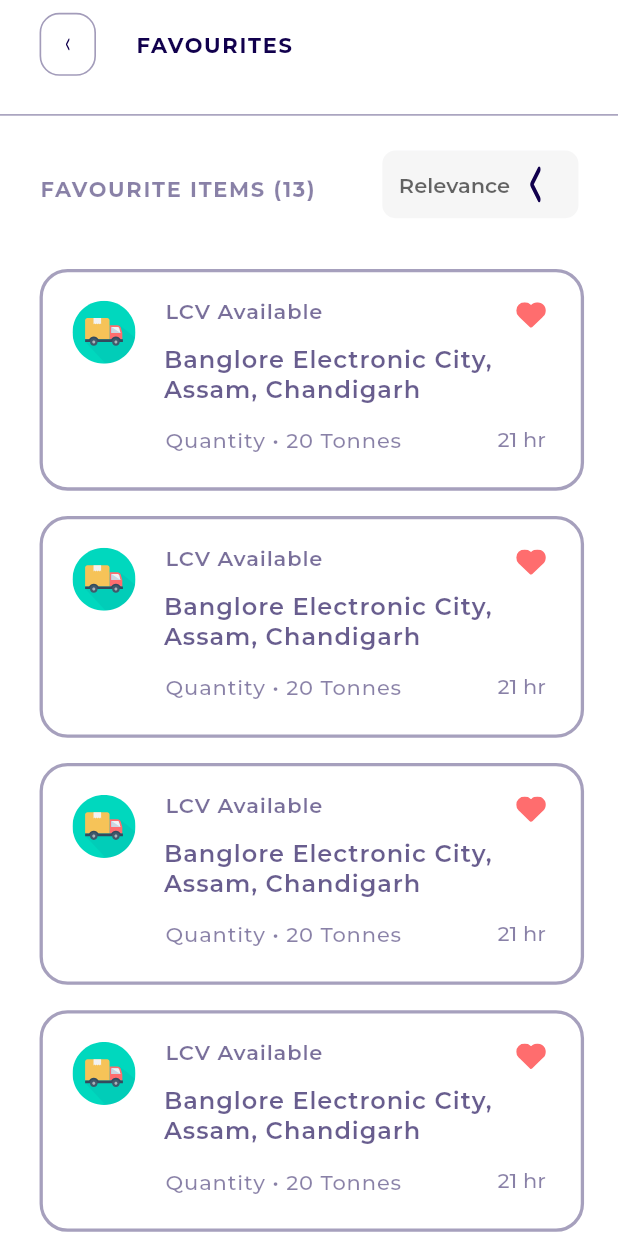
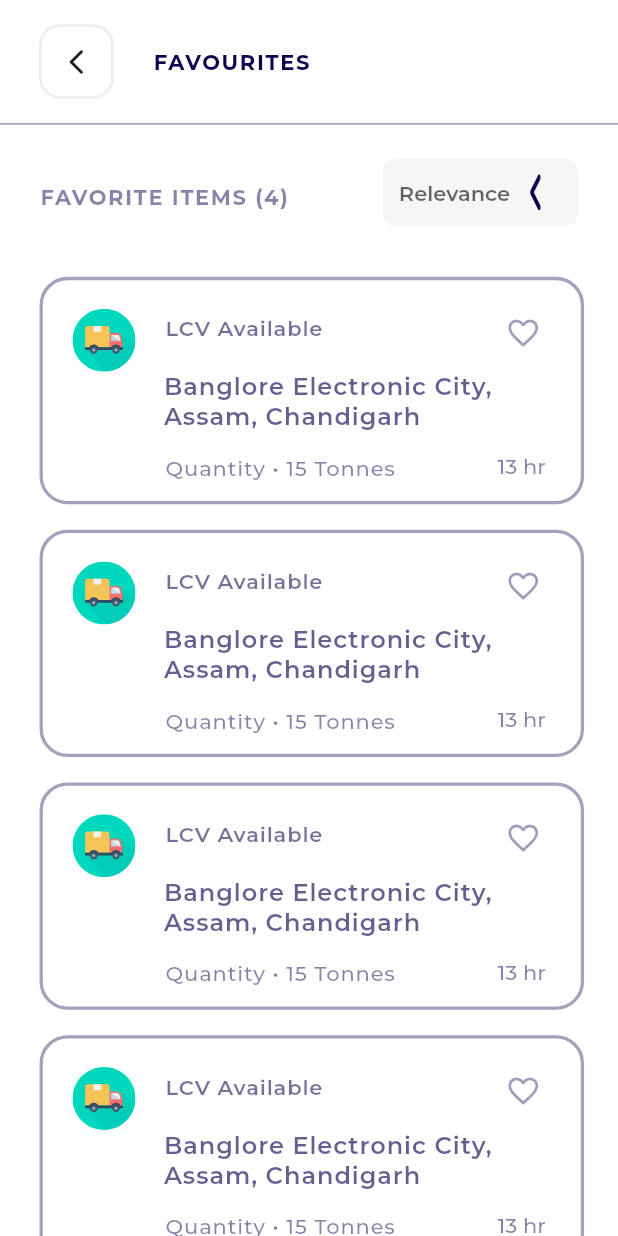
Before and after one commit to mmstq/truckz, a Flutter app: the FavoritesPageScreen screen opened by its route, on a phone screen of 412 x 824 dp. Run offline on Flutter 3.47's test engine with Material 2 defaults, Android fonts, the phone set to English and light mode, and no system bars; drawn by our look-alikes of like_button; our stand-ins replace cached_network_image, connectivity_plus, flutter_lorem, flutter_otp_text_field, flutter_svg, get and 2 more; missing offline and left inert: draggable_scrollbar, searchbar_animation; accounts and stored records are empty.

Commit message:
Update by Aadil

```diff
--- a/lib/presentation/favorites_page_screen/favorites_page_screen.dart
+++ b/lib/presentation/favorites_page_screen/favorites_page_screen.dart
@@ -14,39 +14,63 @@ class FavoritesPageScreen extends GetWidget<FavoritesPageController> {
     return SafeArea(
         child: Scaffold(
             backgroundColor: ColorConstant.whiteA700,
-            appBar: CustomAppBar(
-                height: getVerticalSize(56.00),
-                leadingWidth: 64,
-                leading: AppbarIconbutton(
-                    svgPath: ImageConstant.imgArrowleft,
-                    margin: getMargin(left: 24, top: 8, bottom: 8),
-                    onTap: ()=> Navigator.pop(context)),
-                title: AppbarTitle(
-                    text: "lbl_favourites".tr, margin: getMargin(left: 24))),
+            appBar: PreferredSize(
+              preferredSize: Size.fromHeight(size.height * 0.1),
+              child: Column(
+                children: [
+                  Row(
+                    children: [
+                      Container(
+                        alignment: Alignment.center,
+                        margin: EdgeInsets.only(
+                            left: 26, top: 16, bottom: 16, right: 26),
+                        height: 50,
+                        width: 50,
+                        child: IconButton(
+                          icon: Icon(
+                            Icons.arrow_back_ios_new_rounded,
+                            size: 20,
+                          ),
+                          onPressed:()=> Navigator.pop(context),
+                        ),
+                        decoration: BoxDecoration(
+                            borderRadius: BorderRadius.circular(14),
+                            border: Border.all(
+                                color: Colors.grey.shade200, width: 2)),
+                      ),
+                      AppbarTitle(text: "lbl_favourites".tr)
+                    ],
+                  ),
+                  Align(
+                      alignment: Alignment.centerLeft,
+                      child: Container(
+                          height: getVerticalSize(1.00),
+                          width: size.width,
+                          decoration:
+                          BoxDecoration(color: ColorConstant.gray90063))),
+                ],
+              ),
+            ),
             body: SingleChildScrollView(
               child: Column(
                   mainAxisSize: MainAxisSize.min,
                   crossAxisAlignment: CrossAxisAlignment.start,
                   mainAxisAlignment: MainAxisAlignment.end,
                   children: [
-                    Container(
-                        height: getVerticalSize(1.00),
-                        width: size.width,
-                        margin: getMargin(top: 16),
-                        decoration:
-                            BoxDecoration(color: ColorConstant.gray90063)),
                     Align(
                         alignment: Alignment.center,
                         child: Padding(
                             padding: getPadding(left: 24, top: 22, right: 24),
                             child: Row(
-                                mainAxisAlignment: MainAxisAlignment.spaceBetween,
+                                mainAxisAlignment:
+                                    MainAxisAlignment.spaceBetween,
                                 crossAxisAlignment: CrossAxisAlignment.center,
                                 mainAxisSize: MainAxisSize.max,
                                 children: [
                                   Padding(
                                       padding: getPadding(top: 13, bottom: 8),
-                                      child: Text("msg_favourite_items".tr,
+                                      child: Text(
+                                          "FAVORITE ITEMS (${controller.favoritesPageModelObj.value.favoritesPageItemList.length})",
                                           overflow: TextOverflow.ellipsis,
                                           textAlign: TextAlign.left,
                                           style: AppStyle
@@ -56,7 +80,7 @@ class FavoritesPageScreen extends GetWidget<FavoritesPageController> {
                                       width: 119,
                                       focusNode: FocusNode(),
                                       icon: Container(
-                                          margin: getMargin(left: 10, right: 12),
+                                          margin: getMargin(left: 6, right: 12),
                                           child: CommonImageView(
                                               svgPath:
                                                   ImageConstant.imgArrowleft)),
@@ -71,12 +95,15 @@ class FavoritesPageScreen extends GetWidget<FavoritesPageController> {
                         alignment: Alignment.center,
                         child: Padding(
                             padding: getPadding(
-                                left: 24, top: 24, right: size.width * 0.05, bottom: 12),
+                                left: 24,
+                                top: 24,
+                                right: size.width * 0.05,
+                                bottom: 12),
                             child: Obx(() => ListView.builder(
                                 physics: BouncingScrollPhysics(),
                                 shrinkWrap: true,
-                                itemCount: controller.favoritesPageModelObj.value
-                                    .favoritesPageItemList.length,
+                                itemCount: controller.favoritesPageModelObj
+                                    .value.favoritesPageItemList.length,
                                 itemBuilder: (context, index) {
                                   FavoritesPageItemModel model = controller
                                       .favoritesPageModelObj
--- a/lib/presentation/favorites_page_screen/models/favorites_page_model.dart
+++ b/lib/presentation/favorites_page_screen/models/favorites_page_model.dart
@@ -6,17 +6,13 @@ class FavoritesPageModel {
   RxList<SelectionPopupModel> dropdownItemList = [
     SelectionPopupModel(
       id: 1,
-      title: "test",
+      title: "Newest",
       isSelected: true,
     ),
     SelectionPopupModel(
       id: 2,
-      title: "test1",
+      title: "Oldest",
     ),
-    SelectionPopupModel(
-      id: 3,
-      title: "test2",
-    )
   ].obs;
 
   RxList<FavoritesPageItemModel> favoritesPageItemList =
--- a/lib/presentation/favorites_page_screen/widgets/favorites_page_item_widget.dart
+++ b/lib/presentation/favorites_page_screen/widgets/favorites_page_item_widget.dart
@@ -1,3 +1,7 @@
+import 'dart:math';
+
+import 'package:like_button/like_button.dart';
+
 import '../controller/favorites_page_controller.dart';
 import '../models/favorites_page_item_model.dart';
 import 'package:flutter/material.dart';
@@ -87,14 +91,12 @@ class FavoritesPageItemWidget extends StatelessWidget {
                             padding: getPadding(
                               top: 4,
                             ),
-                            child: CommonImageView(
-                              svgPath: ImageConstant.imgFavorite16x18,
-                              height: getVerticalSize(
-                                16.00,
-                              ),
-                              width: getHorizontalSize(
-                                18.00,
-                              ),
+                            child: LikeButton(
+                              likeBuilder: (bool isLiked) {
+                                return isLiked
+                                    ? Icon(Icons.favorite, color: Colors.red)
+                                    : Icon(Icons.favorite_border, color: ColorConstant.gray90063);
+                              },
                             ),
                           ),
                         ],
@@ -138,7 +140,7 @@ class FavoritesPageItemWidget extends StatelessWidget {
                               top: 1,
                             ),
                             child: Text(
-                              "msg_quantity_20_tonnes".tr,
+                              "Quantity • ${Random().nextInt(30) + 5} Tonnes",
                               overflow: TextOverflow.ellipsis,
                               textAlign: TextAlign.left,
                               style: AppStyle.txtMontserratMedium14.copyWith(
@@ -151,7 +153,7 @@ class FavoritesPageItemWidget extends StatelessWidget {
                               bottom: 1,
                             ),
                             child: Text(
-                              "lbl_21_hr".tr,
+                              "${Random().nextInt(19) + 5} hr",
                               overflow: TextOverflow.ellipsis,
                               textAlign: TextAlign.left,
                               style: AppStyle.txtMontserratMedium14,
--- a/lib/presentation/transporters_page_screen/transporters_page_screen.dart
+++ b/lib/presentation/transporters_page_screen/transporters_page_screen.dart
@@ -56,7 +56,7 @@ class TransportersPageScreen extends GetWidget<TransportersPageController> {
                               children: [
                                 Padding(
                                     padding: getPadding(top: 13, bottom: 8),
-                                    child: Text("msg_search_results_230".tr,
+                                    child: Text("SEARCH RESULTS (${controller.transportersPageModelObj.value.listprofleimgItemList.length})",
                                         overflow: TextOverflow.ellipsis,
                                         textAlign: TextAlign.left,
                                         style: AppStyle
--- a/lib/widgets/custom_drop_down.dart
+++ b/lib/widgets/custom_drop_down.dart
@@ -66,6 +66,7 @@ class CustomDropDown extends StatelessWidget {
       child: DropdownButtonFormField<SelectionPopupModel>(
         focusNode: focusNode,
         icon: icon,
+        borderRadius: BorderRadius.circular(12),
         style: _setFontStyle(),
         decoration: _buildDecoration(),
         items: items?.map((SelectionPopupModel item) {
```
Also changed, not shown: lib/presentation/customer_care_page_full_screen/customer_care_page_full_screen.dart (+5 -4 lines), lib/presentation/latest_lorries_page_screen/widgets/listcar_item_widget.dart (+1 -11 lines), lib/presentation/transporters_page_screen/widgets/listprofleimg_item_widget.dart (+0 -10 lines), pubspec.lock, 2 other files.
